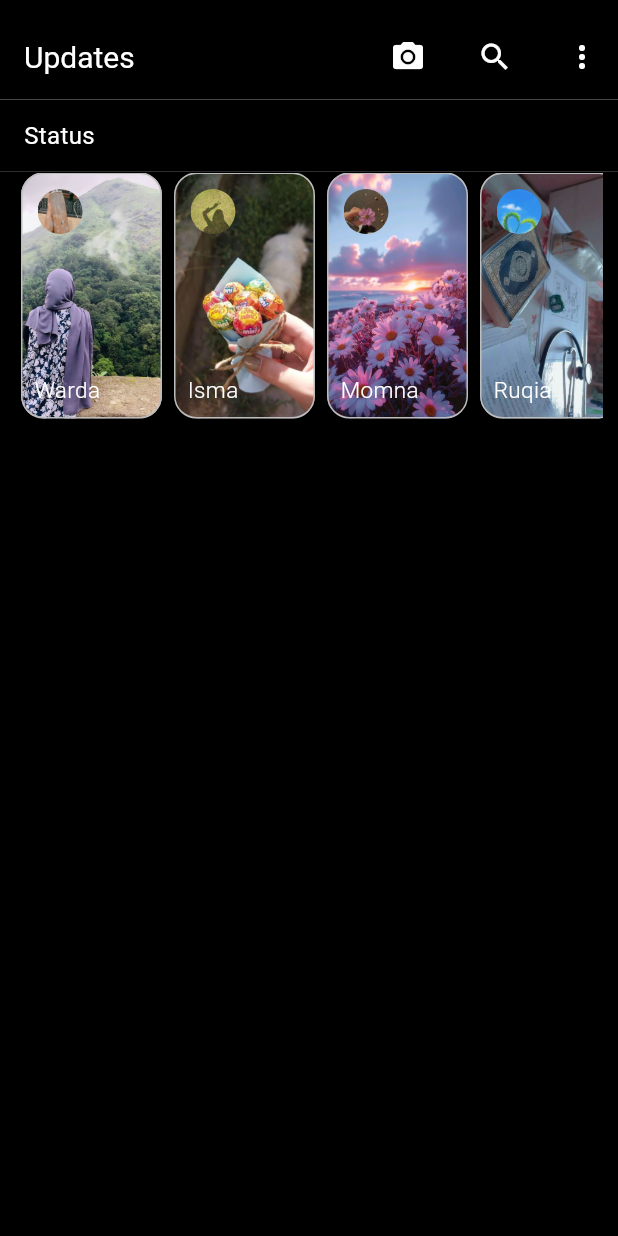
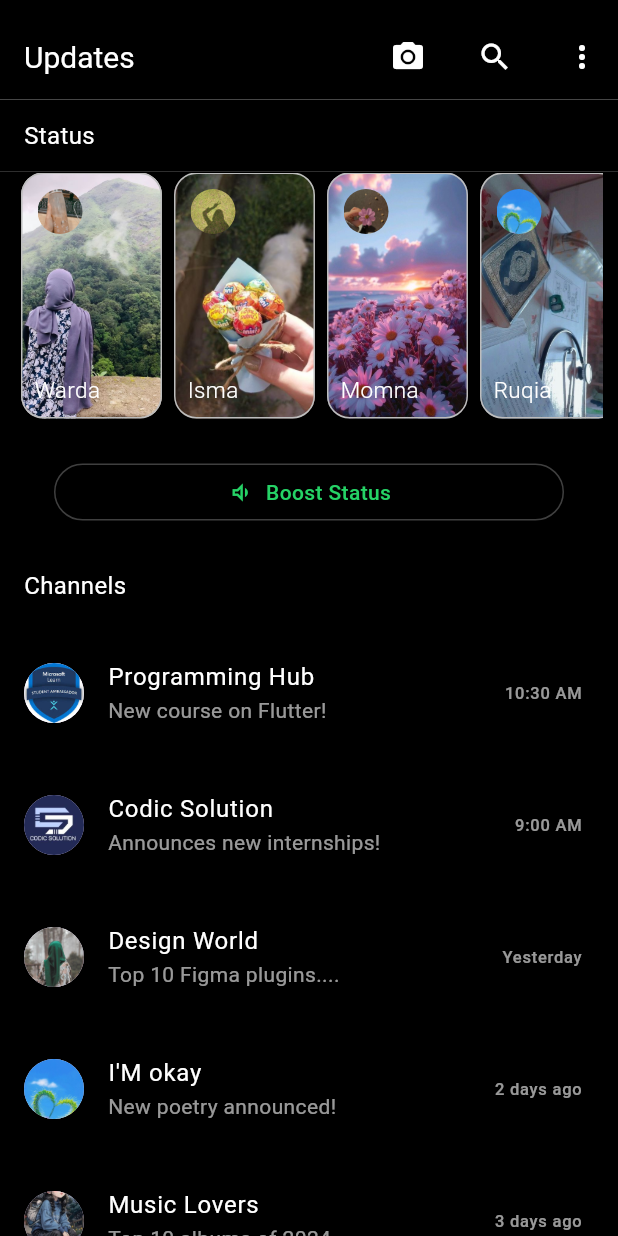
Before and after one commit to minahilfatima11/whatsapp-business-clone, a Flutter app: the UpdatesScreen screen opened directly, on a phone screen of 412 x 824 dp. Run offline on Flutter 3.47's test engine with Material 3 defaults, Android fonts, the phone set to English and light mode, and no system bars.

Commit message:
changes made

```diff
--- /dev/null
+++ b/lib/controllers/channels_controller.dart
@@ -0,0 +1,38 @@
+import '../models/channel_model.dart';
+
+class ChannelsController {
+  List<Channel> getChannels() {
+    return [
+      Channel(
+        name: "Programming Hub",
+        avatarImage: 'assets/mlsa.jpg',
+        lastMessage: "New course on Flutter!",
+        time: "10:30 AM",
+      ),
+      Channel(
+        name: "Codic Solution",
+        avatarImage: 'assets/codic.jpg',
+        lastMessage: "Announces new internships!",
+        time: "9:00 AM",
+      ),
+      Channel(
+        name: "Design World",
+        avatarImage: 'assets/avatar7.jpg',
+        lastMessage: "Top 10 Figma plugins....",
+        time: "Yesterday",
+      ),
+      Channel(
+        name: "I'M okay",
+        avatarImage: 'assets/avatar4.jpg',
+        lastMessage: "New poetry announced!",
+        time: "2 days ago",
+      ),
+      Channel(
+        name: "Music Lovers",
+        avatarImage: 'assets/avatar5.jpg',
+        lastMessage: "Top 10 albums of 2024",
+        time: "3 days ago",
+      ),
+    ];
+  }
+}
--- a/lib/main.dart
+++ b/lib/main.dart
@@ -15,7 +15,7 @@ class MyApp extends StatelessWidget {
   @override
   Widget build(BuildContext context) {
     return MaterialApp(debugShowCheckedModeBanner: false,
-        home: SplashScreen()
+        home: UpdatesScreen()
 
     );
   }
--- /dev/null
+++ b/lib/models/channel_model.dart
@@ -0,0 +1,14 @@
+class Channel {
+  final String name;
+  final String avatarImage;
+
+  final String lastMessage;
+  final String time;
+
+  Channel({
+    required this.name,
+    required this.avatarImage,
+    required this.lastMessage,
+    required this.time,
+  });
+}
--- a/lib/views/updates-screen.dart
+++ b/lib/views/updates-screen.dart
@@ -1,8 +1,8 @@
 import 'package:flutter/material.dart';
 import 'package:whatsapp_business/views/calls-screen.dart';
 
-
 import '../controllers/updates_controller.dart';
+import '../controllers/channels_controller.dart'; // Import the ChannelsController
 import '../widgets/update_item.dart';
 import 'chats-screen.dart';
 
@@ -15,12 +15,11 @@ class UpdatesScreen extends StatefulWidget {
 
 class _UpdatesScreenState extends State<UpdatesScreen> {
   final UpdatesController _updatesController = UpdatesController();
+  final ChannelsController _channelsController = ChannelsController(); // Instance of ChannelsController
 
   @override
   Widget build(BuildContext context) {
     return Scaffold(
-
-
       body: Container(
         color: Colors.black,
         child: ListView(
@@ -34,7 +33,7 @@ class _UpdatesScreenState extends State<UpdatesScreen> {
               automaticallyImplyLeading: false,
               title: const Text(
                 "Updates",
-                style: TextStyle(color: Colors.white, fontSize: 20,),
+                style: TextStyle(color: Colors.white, fontSize: 20),
               ),
               actions: [
                 IconButton(
@@ -85,11 +84,90 @@ class _UpdatesScreenState extends State<UpdatesScreen> {
                 ),
               ),
             ),
+            SizedBox(height: 30,),
+
+            // Boost Status Container Section (Updated)
+            Padding(
+              padding: const EdgeInsets.symmetric(horizontal: 36.0),
+              child: Container(
+                padding: const EdgeInsets.symmetric(vertical: 8.0, horizontal: 52.0),
+                decoration: BoxDecoration(
+                  color: Colors.transparent,
+                  border: Border.all(color: Colors.grey.withOpacity(0.4)),
+                  borderRadius: BorderRadius.circular(26),
+                ),
+                child: Row(
+                  mainAxisAlignment: MainAxisAlignment.center,
+                  children: [
+                    Icon(
+                      Icons.volume_down_outlined,
+                      color: Color(0xFF25D366),
+                      size: 18,
+                    ),
+                    const SizedBox(width: 8),
+                    const Text(
+                      'Boost Status',
+                      style: TextStyle(
+                        color: Color(0xFF25D366),
+                        fontSize: 14,
+                        fontWeight: FontWeight.w500,
+                      ),
+                    ),
+                  ],
+                ),
+              ),
+            ),
+
+            SizedBox(height: 16,),
+
+            const Padding(
+              padding: EdgeInsets.symmetric(horizontal: 16.0, vertical: 16.0),
+              child: Text(
+                'Channels',
+                style: TextStyle(
+                  color: Colors.white,
+                  fontSize: 16,
+                ),
+              ),
+            ),
+
+            // Vertical Scrolling for Channels (Dynamic content from ChannelsController)
+            Container(
+              margin: EdgeInsets.symmetric(horizontal: 0.0), // Adjust as needed
+              child: SingleChildScrollView(
+                scrollDirection: Axis.vertical,
+                child: Column(
+                  children: _channelsController.getChannels().map((channel) {
+                    return Padding(
+                      padding: const EdgeInsets.symmetric(vertical: 8.0),
+                      child: ListTile(
+                        leading: CircleAvatar(
+
+                          backgroundImage: AssetImage(channel.avatarImage),
+                        ),
+                        title: Text(
+                          channel.name,
+                          style: TextStyle(color: Colors.white),
+                        ),
+                        subtitle: Text(
+                          channel.lastMessage,
+                          style: TextStyle(color: Colors.white.withOpacity(0.6)),
+                        ),
+                        tileColor: Colors.grey[800],
+                        trailing: Text(
+                          channel.time,
+                          style: TextStyle(color: Colors.white.withOpacity(0.6)),
+                        ),
+                      ),
+                    );
+                  }).toList(),
+                ),
+              ),
+            )
+
           ],
         ),
       ),
-
-
     );
   }
 }
--- /dev/null
+++ b/lib/widgets/channel_item.dart
@@ -0,0 +1,22 @@
+import 'package:flutter/material.dart';
+
+class ChannelItem extends StatelessWidget {
+  final String update;
+
+  const ChannelItem({super.key, required this.update});
+
+  @override
+  Widget build(BuildContext context) {
+    return ListTile(
+      contentPadding: const EdgeInsets.all(8.0),
+      title: Text(
+        update,
+        style: const TextStyle(color: Colors.white),
+      ),
+      leading: const Icon(Icons.tv, color: Colors.white),
+      onTap: () {
+        // Handle channel item tap
+      },
+    );
+  }
+}
```
Also changed, not shown: lib/widgets/update_item.dart (line endings or trailing spaces).
